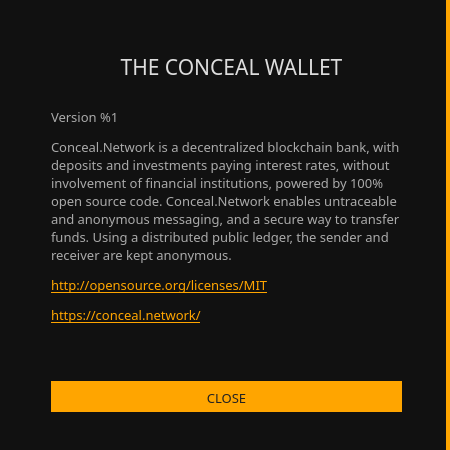
This is src/gui/ui/aboutdialog.ui in ConcealNetwork/conceal-desktop as Qt 5 draws it before an edit. The edited form follows.
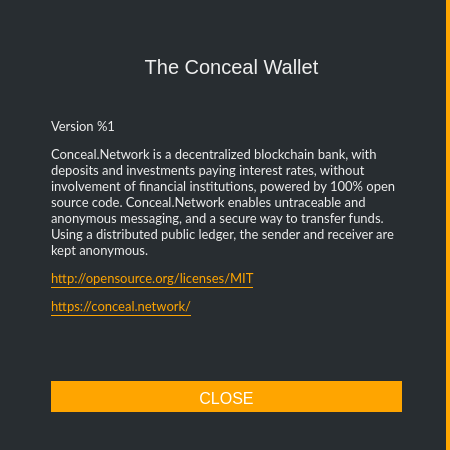
This is the edited form.

```diff
--- a/src/gui/ui/aboutdialog.ui
+++ b/src/gui/ui/aboutdialog.ui
@@ -32,7 +32,7 @@
    <string>About %1</string>
   </property>
   <property name="styleSheet">
-   <string notr="true">background-color: #111; border-right: 4px solid orange;</string>
+   <string notr="true">background-color: #282d31; border-right: 4px solid orange;</string>
   </property>
   <layout class="QVBoxLayout" name="verticalLayout" stretch="0">
    <item>
@@ -60,12 +60,12 @@
       </property>
       <property name="font">
        <font>
-        <family>Poppins</family>
+        <family>Lato</family>
         <pointsize>10</pointsize>
        </font>
       </property>
       <property name="styleSheet">
-       <string notr="true">color: #aaa;
+       <string notr="true">color: #eee;
 border-right: 0px;</string>
       </property>
       <property name="text">
@@ -98,13 +98,13 @@
       </property>
       <property name="font">
        <font>
-        <family>Poppins</family>
-        <pointsize>10</pointsize>
+        <pointsize>-1</pointsize>
        </font>
       </property>
       <property name="styleSheet">
-       <string notr="true">color: #222; background-color: orange; border-top: 3px solid orange;
-border-right: 0px;</string>
+       <string notr="true">color: white; background-color: orange; border-top: 3px solid orange;
+border-right: 0px;
+font-size: 16px;</string>
       </property>
       <property name="text">
        <string>CLOSE</string>
@@ -121,16 +121,16 @@
       </property>
       <property name="font">
        <font>
-        <family>Poppins</family>
-        <pointsize>16</pointsize>
+        <pointsize>-1</pointsize>
        </font>
       </property>
       <property name="styleSheet">
-       <string notr="true">color: #ddd;
-border-right: 0px;</string>
+       <string notr="true">color: #eee;
+border-right: 0px;
+font-size: 20px;</string>
       </property>
       <property name="text">
-       <string>THE CONCEAL WALLET</string>
+       <string>The Conceal Wallet</string>
       </property>
       <property name="alignment">
        <set>Qt::AlignCenter</set>
```
